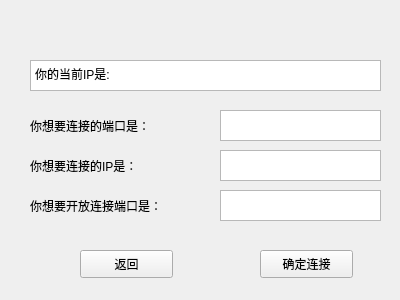
Qt form MyUI/TwoConnect.ui (DoubleZeroWater/LocalChat) before a commit.
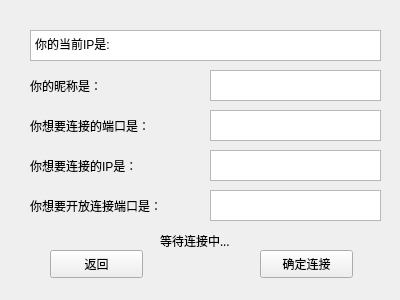
The same form after that commit.

```diff
--- a/MyUI/TwoConnect.ui
+++ b/MyUI/TwoConnect.ui
@@ -17,7 +17,7 @@
    <property name="geometry">
     <rect>
      <x>30</x>
-     <y>60</y>
+     <y>30</y>
      <width>351</width>
      <height>31</height>
     </rect>
@@ -30,23 +30,6 @@
 &lt;p style=&quot; margin-top:0px; margin-bottom:0px; margin-left:0px; margin-right:0px; -qt-block-indent:0; text-indent:0px;&quot;&gt;你的当前IP是:&lt;/p&gt;&lt;/body&gt;&lt;/html&gt;</string>
    </property>
   </widget>
-  <widget class="QTextEdit" name="connectPort">
-   <property name="geometry">
-    <rect>
-     <x>220</x>
-     <y>110</y>
-     <width>161</width>
-     <height>31</height>
-    </rect>
-   </property>
-   <property name="html">
-    <string>&lt;!DOCTYPE HTML PUBLIC &quot;-//W3C//DTD HTML 4.0//EN&quot; &quot;http://www.w3.org/TR/REC-html40/strict.dtd&quot;&gt;
-&lt;html&gt;&lt;head&gt;&lt;meta name=&quot;qrichtext&quot; content=&quot;1&quot; /&gt;&lt;style type=&quot;text/css&quot;&gt;
-p, li { white-space: pre-wrap; }
-&lt;/style&gt;&lt;/head&gt;&lt;body style=&quot; font-family:'SimSun'; font-size:9pt; font-weight:400; font-style:normal;&quot;&gt;
-&lt;p align=&quot;center&quot; style=&quot;-qt-paragraph-type:empty; margin-top:0px; margin-bottom:0px; margin-left:0px; margin-right:0px; -qt-block-indent:0; text-indent:0px;&quot;&gt;&lt;br /&gt;&lt;/p&gt;&lt;/body&gt;&lt;/html&gt;</string>
-   </property>
-  </widget>
   <widget class="QLabel" name="label">
    <property name="geometry">
     <rect>
@@ -86,40 +69,6 @@
     <string>你想要开放连接端口是：</string>
    </property>
   </widget>
-  <widget class="QTextEdit" name="connectIP">
-   <property name="geometry">
-    <rect>
-     <x>220</x>
-     <y>150</y>
-     <width>161</width>
-     <height>31</height>
-    </rect>
-   </property>
-   <property name="html">
-    <string>&lt;!DOCTYPE HTML PUBLIC &quot;-//W3C//DTD HTML 4.0//EN&quot; &quot;http://www.w3.org/TR/REC-html40/strict.dtd&quot;&gt;
-&lt;html&gt;&lt;head&gt;&lt;meta name=&quot;qrichtext&quot; content=&quot;1&quot; /&gt;&lt;style type=&quot;text/css&quot;&gt;
-p, li { white-space: pre-wrap; }
-&lt;/style&gt;&lt;/head&gt;&lt;body style=&quot; font-family:'SimSun'; font-size:9pt; font-weight:400; font-style:normal;&quot;&gt;
-&lt;p align=&quot;center&quot; style=&quot;-qt-paragraph-type:empty; margin-top:0px; margin-bottom:0px; margin-left:0px; margin-right:0px; -qt-block-indent:0; text-indent:0px;&quot;&gt;&lt;br /&gt;&lt;/p&gt;&lt;/body&gt;&lt;/html&gt;</string>
-   </property>
-  </widget>
-  <widget class="QTextEdit" name="openPort">
-   <property name="geometry">
-    <rect>
-     <x>220</x>
-     <y>190</y>
-     <width>161</width>
-     <height>31</height>
-    </rect>
-   </property>
-   <property name="html">
-    <string>&lt;!DOCTYPE HTML PUBLIC &quot;-//W3C//DTD HTML 4.0//EN&quot; &quot;http://www.w3.org/TR/REC-html40/strict.dtd&quot;&gt;
-&lt;html&gt;&lt;head&gt;&lt;meta name=&quot;qrichtext&quot; content=&quot;1&quot; /&gt;&lt;style type=&quot;text/css&quot;&gt;
-p, li { white-space: pre-wrap; }
-&lt;/style&gt;&lt;/head&gt;&lt;body style=&quot; font-family:'SimSun'; font-size:9pt; font-weight:400; font-style:normal;&quot;&gt;
-&lt;p align=&quot;center&quot; style=&quot;-qt-paragraph-type:empty; margin-top:0px; margin-bottom:0px; margin-left:0px; margin-right:0px; -qt-block-indent:0; text-indent:0px;&quot;&gt;&lt;br /&gt;&lt;/p&gt;&lt;/body&gt;&lt;/html&gt;</string>
-   </property>
-  </widget>
   <widget class="QPushButton" name="pushButton">
    <property name="geometry">
     <rect>
@@ -154,7 +103,7 @@
   <widget class="QPushButton" name="pushButton_2">
    <property name="geometry">
     <rect>
-     <x>80</x>
+     <x>50</x>
      <y>250</y>
      <width>93</width>
      <height>28</height>
@@ -182,6 +131,78 @@
     <bool>false</bool>
    </property>
   </widget>
+  <widget class="QPlainTextEdit" name="portToConnect">
+   <property name="geometry">
+    <rect>
+     <x>210</x>
+     <y>110</y>
+     <width>171</width>
+     <height>31</height>
+    </rect>
+   </property>
+  </widget>
+  <widget class="QPlainTextEdit" name="ipToConnect">
+   <property name="geometry">
+    <rect>
+     <x>210</x>
+     <y>150</y>
+     <width>171</width>
+     <height>31</height>
+    </rect>
+   </property>
+  </widget>
+  <widget class="QPlainTextEdit" name="openPort">
+   <property name="geometry">
+    <rect>
+     <x>210</x>
+     <y>190</y>
+     <width>171</width>
+     <height>31</height>
+    </rect>
+   </property>
+  </widget>
+  <widget class="QLabel" name="label_4">
+   <property name="geometry">
+    <rect>
+     <x>160</x>
+     <y>230</y>
+     <width>101</width>
+     <height>21</height>
+    </rect>
+   </property>
+   <property name="font">
+    <font>
+     <family>Agency FB</family>
+     <pointsize>9</pointsize>
+    </font>
+   </property>
+   <property name="text">
+    <string>等待连接中...</string>
+   </property>
+  </widget>
+  <widget class="QLabel" name="label_5">
+   <property name="geometry">
+    <rect>
+     <x>30</x>
+     <y>70</y>
+     <width>141</width>
+     <height>31</height>
+    </rect>
+   </property>
+   <property name="text">
+    <string>你的昵称是：</string>
+   </property>
+  </widget>
+  <widget class="QPlainTextEdit" name="nickNameInput">
+   <property name="geometry">
+    <rect>
+     <x>210</x>
+     <y>70</y>
+     <width>171</width>
+     <height>31</height>
+    </rect>
+   </property>
+  </widget>
  </widget>
  <resources/>
  <connections/>
```
